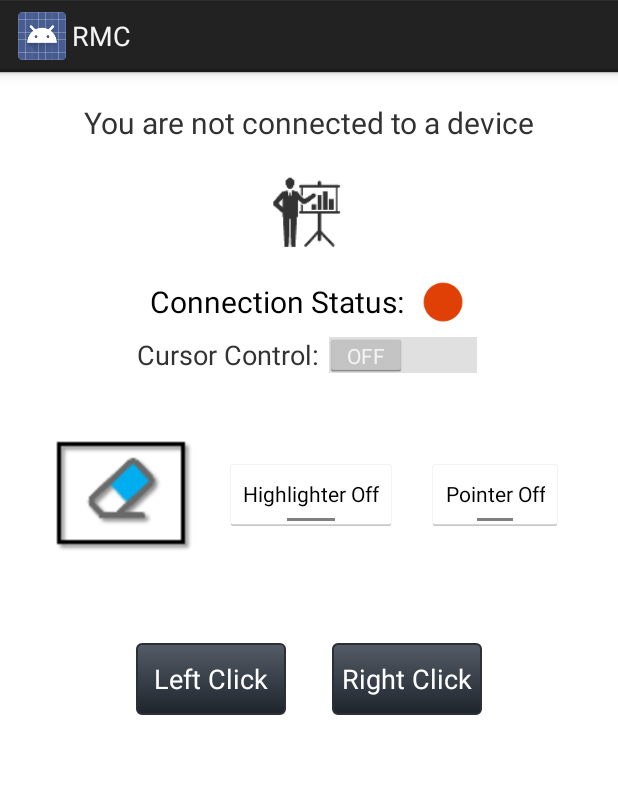
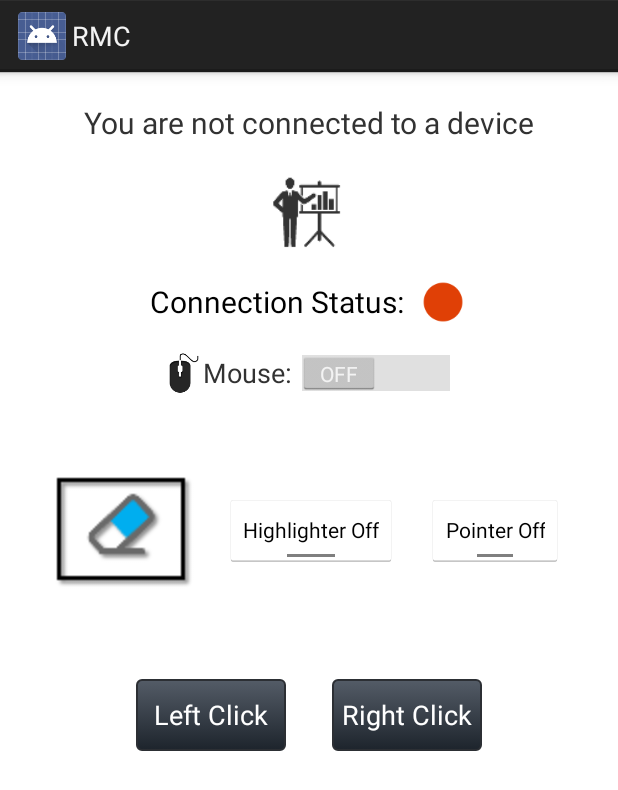
Before and after one commit to StripelessZebra/RMC_2014, an Android app: the layout connectivity_page.xml on its own in the app's theme, with its tools: preview values and no code run, on a phone screen of 412 x 824 dp. Shown: the top 790 px of the screen. Run offline under Robolectric (Android 15) with nearby library versions, the phone set to English and light mode, and no system bars.

Commit message:
added mouse icon

```diff
--- a/app/src/main/res/layout/connectivity_page.xml
+++ b/app/src/main/res/layout/connectivity_page.xml
@@ -105,11 +105,16 @@
         android:layout_marginTop="5dp"
         android:gravity="center_vertical|center_horizontal">
 
+        <ImageView
+            android:layout_width="25dp"
+            android:layout_height="wrap_content"
+            android:src="@drawable/mouse"/>
+
         <TextView
             android:layout_width="wrap_content"
             android:layout_height="wrap_content"
             android:textSize="18dp"
-            android:text="Cursor Control: "/>
+            android:text="Mouse: "/>
         <Switch
             android:id="@+id/toggleButton"
             android:layout_width="wrap_content"
```
Also changed, not shown: app/src/main/res/drawable-xxhdpi/mouse.png (added).
